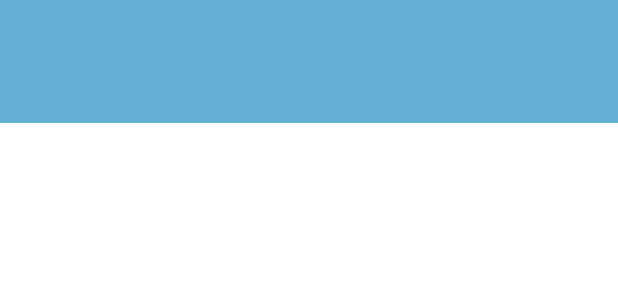
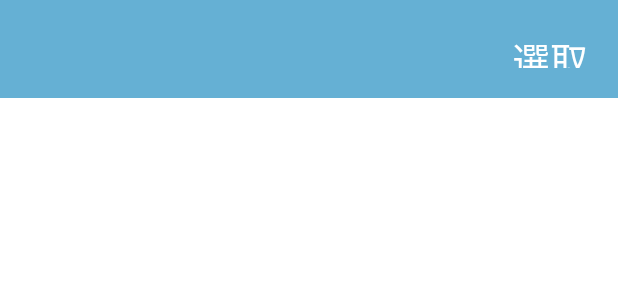
Before and after one commit to BryantTseng/PetBallAndroid, an Android app: the layout activity_select_album.xml on its own in the app's theme, with its tools: preview values and no code run, on a phone screen of 412 x 824 dp. Shown: the top 300 px of the screen. Run offline under Robolectric (Android 15) with nearby library versions, the phone set to English and light mode, and no system bars; network calls fail; Roboto replaces fonts that are not available here.

Commit message:
v0.2 demo 2

```diff
--- a/app/src/main/java/org/freedesktop/gstreamer/tutorial_3/SelectAlbumActivity.java
+++ b/app/src/main/java/org/freedesktop/gstreamer/tutorial_3/SelectAlbumActivity.java
@@ -18,6 +18,7 @@ import android.widget.ImageView;
 import android.widget.LinearLayout;
 import android.widget.RelativeLayout;
 import android.widget.SimpleAdapter;
+import android.widget.TextView;
 import android.widget.Toast;
 
 import java.io.File;
@@ -31,6 +32,7 @@ public class SelectAlbumActivity extends Fragment {
     private ImageView aloneV;
     private LinearLayout totalView;
     private RelativeLayout oneView;
+    private TextView text;
     private Button backButton;
     @Override
     public void onAttach(Context context)
@@ -67,7 +69,7 @@ public class SelectAlbumActivity extends Fragment {
         aloneV = (ImageView) getActivity().findViewById(R.id.aloneImage);
         totalView = (LinearLayout)getActivity().findViewById(R.id.TotalImageView);
         oneView = (RelativeLayout)getActivity().findViewById(R.id.OneImageView);
-
+        text = (TextView)getActivity().findViewById(R.id.status);
         final List<Bitmap>MyImage =  new ArrayList<>();
 
         List<Map<String, Object>> items = new ArrayList<>();
@@ -109,6 +111,7 @@ public class SelectAlbumActivity extends Fragment {
                 totalView.setVisibility(View.INVISIBLE);
                 oneView.setVisibility(View.VISIBLE);
                 aloneV.setImageBitmap(MyImage.get(position));
+                text.setText("詳細資訊");
             }
         });
 
@@ -121,6 +124,7 @@ public class SelectAlbumActivity extends Fragment {
                 Log.i("MyAppEvent","btnEvent1 Click");
                 totalView.setVisibility(View.VISIBLE);
                 oneView.setVisibility(View.INVISIBLE);
+                text.setText("選取");
             }
         });
 
--- a/app/src/main/java/org/freedesktop/gstreamer/tutorial_3/Tutorial3.java
+++ b/app/src/main/java/org/freedesktop/gstreamer/tutorial_3/Tutorial3.java
@@ -236,7 +236,9 @@ public class Tutorial3 extends Activity implements SurfaceHolder.Callback{
 
             case R.id.take_pic_button:
                 control_page.setVisibility(View.INVISIBLE);
+                nativePause();
                 shareScreen();
+                nativePlay();
                 control_page.setVisibility(View.VISIBLE);
                 break;
 
--- a/app/src/main/res/layout/activity_select_album.xml
+++ b/app/src/main/res/layout/activity_select_album.xml
@@ -20,9 +20,18 @@
         <LinearLayout
             android:layout_width="match_parent"
             android:layout_height="0dip"
-            android:layout_weight="1"
+            android:layout_weight="0.8"
+            android:gravity="right"
             android:background="@color/Select_top_backcolor">
-
+            <TextView
+                android:id="@+id/status"
+                android:layout_width="wrap_content"
+                android:layout_height="match_parent"
+                android:gravity="center_vertical"
+                android:textColor="#FFFFFF"
+                android:layout_margin="20dp"
+                android:text="選取"
+                android:textSize="25dp"/>
 
         </LinearLayout>
         <RelativeLayout
--- a/app/src/main/res/layout/activity_select_control.xml
+++ b/app/src/main/res/layout/activity_select_control.xml
@@ -105,6 +105,7 @@
                         android:gravity="center"
                         android:orientation="horizontal">
                         <Button
+                            android:visibility="invisible"
                             android:id="@+id/button_startplay"
                             android:layout_width="0dp"
                             android:layout_height="match_parent"
--- a/app/src/main/res/layout/select_album.xml
+++ b/app/src/main/res/layout/select_album.xml
@@ -9,6 +9,6 @@
     <ImageView
         android:layout_width="match_parent"
         android:layout_height="0dip"
-        android:layout_weight="6"
+        android:layout_weight="4"
         android:src="@drawable/select_album"/>
 </LinearLayout>
--- a/app/src/main/res/layout/select_control.xml
+++ b/app/src/main/res/layout/select_control.xml
@@ -9,6 +9,6 @@
     <ImageView
         android:layout_width="match_parent"
         android:layout_height="0dip"
-        android:layout_weight="6"
+        android:layout_weight="4"
         android:src="@drawable/select_control"/>
 </LinearLayout>
--- a/app/src/main/res/layout/select_count.xml
+++ b/app/src/main/res/layout/select_count.xml
@@ -9,6 +9,6 @@
     <ImageView
         android:layout_width="match_parent"
         android:layout_height="0dip"
-        android:layout_weight="6"
+        android:layout_weight="4"
         android:src="@drawable/select_count"/>
 </LinearLayout>
--- a/app/src/main/res/layout/select_sitting.xml
+++ b/app/src/main/res/layout/select_sitting.xml
@@ -9,6 +9,6 @@
     <ImageView
         android:layout_width="match_parent"
         android:layout_height="0dip"
-        android:layout_weight="6"
+        android:layout_weight="4"
         android:src="@drawable/select_sitting"/>
 </LinearLayout>
--- a/app/src/main/res/layout/teaching_1.xml
+++ b/app/src/main/res/layout/teaching_1.xml
@@ -21,7 +21,7 @@
             android:layout_height="match_parent"
             android:onClick="click"
             android:background="@color/transparent"
-            android:layout_margin="5dip"
+            android:layout_margin="15dip"
             android:textColor="#B5B5B6"
             android:textSize="22dp"
             android:text="跳過" />
--- a/app/src/main/res/layout/teaching_2.xml
+++ b/app/src/main/res/layout/teaching_2.xml
@@ -20,7 +20,7 @@
             android:layout_height="match_parent"
             android:onClick="click"
             android:background="@color/transparent"
-            android:layout_margin="5dip"
+            android:layout_margin="15dip"
             android:textColor="#B5B5B6"
             android:textSize="22dp"
             android:text="跳過" />
--- a/app/src/main/res/layout/teaching_3.xml
+++ b/app/src/main/res/layout/teaching_3.xml
@@ -20,7 +20,7 @@
             android:layout_height="match_parent"
             android:onClick="click"
             android:background="@color/transparent"
-            android:layout_margin="5dip"
+            android:layout_margin="15dip"
             android:textColor="#B5B5B6"
             android:textSize="22dp"
             android:text="跳過" />
--- a/app/src/main/res/layout/teaching_4.xml
+++ b/app/src/main/res/layout/teaching_4.xml
@@ -20,7 +20,7 @@
             android:layout_height="match_parent"
             android:onClick="click"
             android:background="@color/transparent"
-            android:layout_margin="5dip"
+            android:layout_margin="15dip"
             android:textColor="#B5B5B6"
             android:textSize="22dp"
             android:text="跳過" />
--- a/app/src/main/res/layout/teaching_5.xml
+++ b/app/src/main/res/layout/teaching_5.xml
@@ -20,7 +20,7 @@
             android:layout_height="match_parent"
             android:onClick="click"
             android:background="@color/transparent"
-            android:layout_margin="5dip"
+            android:layout_margin="15dip"
             android:textColor="#B5B5B6"
             android:textSize="22dp"
             android:text="跳過" />
```
Also changed, not shown: 7 other files.
